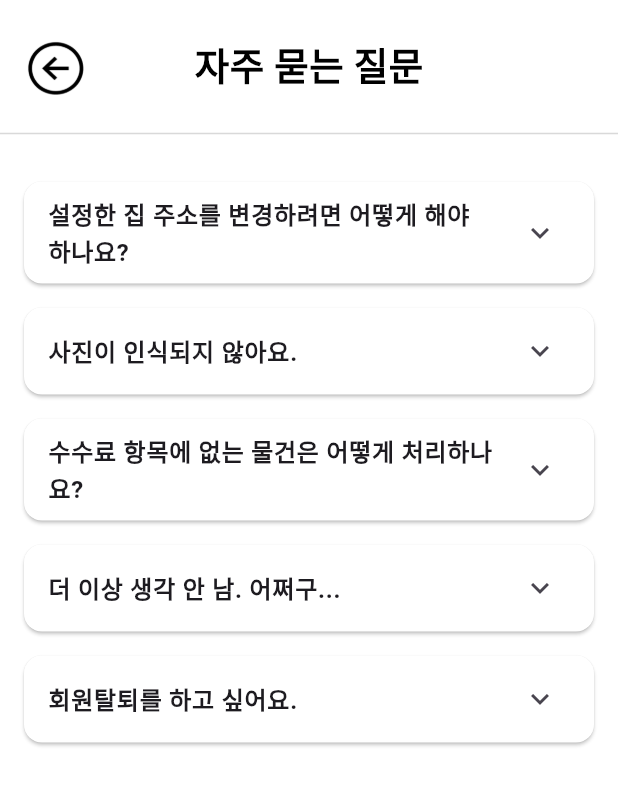
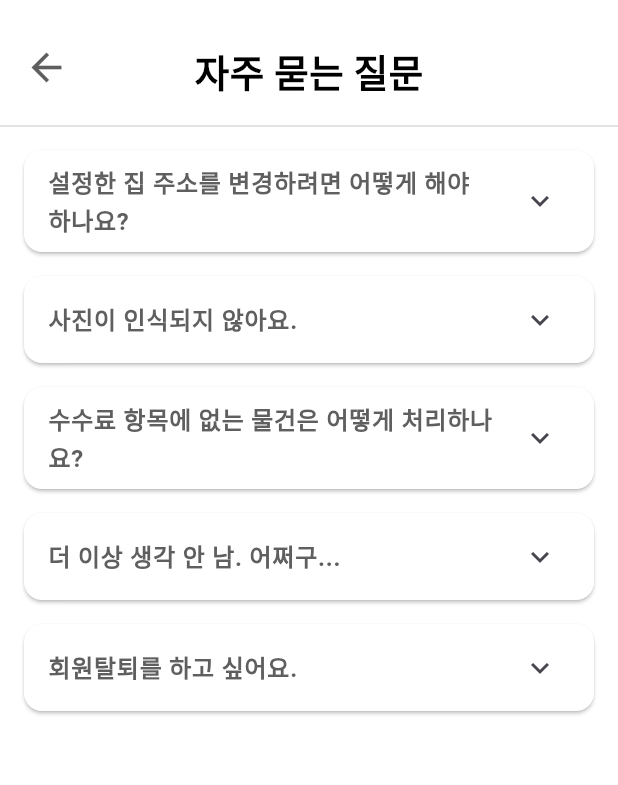
Before and after one commit to Ssdam-Ssdam/Ssdam_Frontend, a Flutter app: the FAQScreen screen opened directly with empty values, on a phone screen of 412 x 824 dp. Shown: the top 785 px of the screen. Run offline on Flutter 3.47's test engine with Material 3 defaults, Android fonts, the phone set to English and light mode, and no system bars; our stand-ins replace flutter_map, flutter_secure_storage, image_picker, latlong2; missing offline and left inert: daum_postcode_search; accounts and stored records are empty; Roboto replaces fonts that are missing (Pretendard).

Commit message:
fix: update faqScreen, inquiryCreateScreen, inquiryDetailScreen

```diff
--- a/lib/screens/faq_screen.dart
+++ b/lib/screens/faq_screen.dart
@@ -36,22 +36,26 @@ class _FAQScreenState extends State<FAQScreen> {
   @override
   Widget build(BuildContext context) {
     return Scaffold(
-      backgroundColor: Colors.white,  // 배경색을 흰색으로 설정
+      backgroundColor: Colors.white, // 배경색을 흰색으로 설정
       body: Column(
         children: [
           // 상단바 역할
           Padding(
-            padding: const EdgeInsets.only(right: 16, bottom: 16, left:16, top:25),
+            padding: const EdgeInsets.only(bottom: 8.0, top: 30), // 상단 여백 30에서 8로 변경
             child: Stack(
               children: [
-                // 뒤로 가기 버튼 (왼쪽 정렬)
+                // 뒤로 가기 아이콘 (왼쪽 정렬)
                 Align(
                   alignment: Alignment.centerLeft,
                   child: GestureDetector(
                     onTap: widget.onNavigateBack, // HomeScreen으로 돌아가기
-                    child: Image.asset(
-                      'assets/backbutton.png', // backbutton.png 파일 경로 확인 필요
-                      height: 40,
+                    child: Padding(
+                      padding: const EdgeInsets.only(left: 16.0), // 왼쪽 여백 추가
+                      child: Icon(
+                        Icons.arrow_back, // 기본 안드로이드 뒤로가기 화살표 아이콘
+                        color: Color(0xFF5F5F5F), // 색상 #5f5f5f 설정
+                        size: 30, // 아이콘 크기 30
+                      ),
                     ),
                   ),
                 ),
@@ -59,7 +63,7 @@ class _FAQScreenState extends State<FAQScreen> {
                 Align(
                   alignment: Alignment.center,
                   child: Text(
-                    '자주 묻는 질문',
+                    '자주 묻는 질문', // 텍스트 '자주 묻는 질문'으로 설정
                     style: TextStyle(
                       color: Colors.black,
                       fontWeight: FontWeight.w600,
@@ -77,23 +81,31 @@ class _FAQScreenState extends State<FAQScreen> {
           // FAQ 리스트
           Expanded(
             child: ListView.builder(
-              padding: const EdgeInsets.all(16.0),
+              padding: const EdgeInsets.symmetric(horizontal: 16.0), // 좌우 여백만 유지
               itemCount: faqs.length,
               itemBuilder: (context, index) {
                 return Card(
-                  margin: EdgeInsets.symmetric(vertical: 8.0),
+                  margin: EdgeInsets.symmetric(vertical: 8.0), // 카드 간격 좁히기
                   color: Colors.white, // Card 배경색 설정
                   child: ExpansionTile(
                     title: Text(
                       faqs[index]['question']!,
-                      style: TextStyle(fontSize: 16, fontWeight: FontWeight.w600),
+                      style: TextStyle(
+                        fontSize: 16, // 질문 크기
+                        fontWeight: FontWeight.w600,
+                        color: Color(0xFF5F5F5F), // 질문 색상 변경
+                      ),
                     ),
                     children: [
                       Padding(
                         padding: const EdgeInsets.all(16.0),
                         child: Text(
                           faqs[index]['answer']!,
-                          style: TextStyle(fontSize: 14, color: Colors.black87),
+                          style: TextStyle(
+                            fontSize: 16, // 답변 크기를 질문 크기와 동일하게 설정
+                            color: Colors.black, // 답변 색상을 black으로 설정
+                          ),
+                          textAlign: TextAlign.left, // 텍스트 왼쪽 정렬
                         ),
                       ),
                     ],
```
Also changed, not shown: lib/screens/inquiry_create_screen.dart (+61 -29 lines), lib/screens/inquiry_detail_screen.dart (+51 -15 lines).
